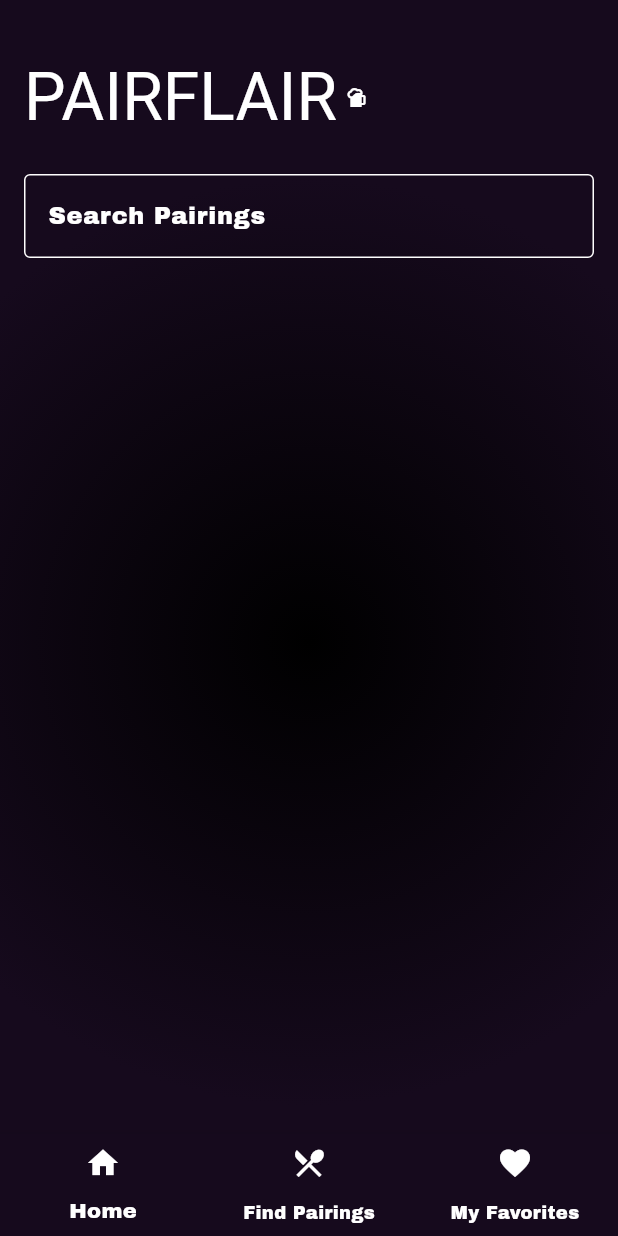
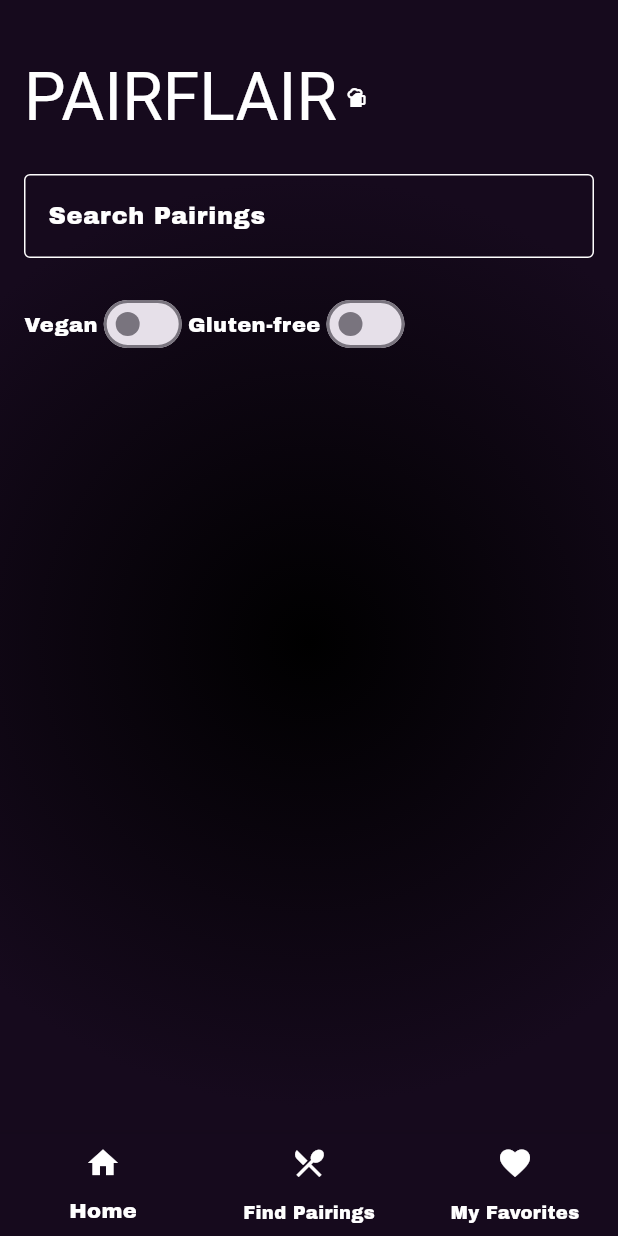
Before and after one commit to RaeClay/flair_pair, a Flutter app: the screen it shows after launch, item 2 of the bottom bar chosen, on a phone screen of 412 x 824 dp. Run offline on Flutter 3.47's test engine with Material 3 defaults, Android fonts, the phone set to English and light mode, and no system bars; our stand-ins replace carousel_slider, google_fonts.

Commit message:
working filters :D woohoo

```diff
--- a/lib/view/pairing_view.dart
+++ b/lib/view/pairing_view.dart
@@ -42,39 +42,71 @@ class PairingsScreen extends StatefulWidget {
 }
 
 class _PairingsScreenState extends State<PairingsScreen> {
-  // Controller for handling text input in the search field.
   final TextEditingController _searchController = TextEditingController();
+  List<PairingModel> _searchResults = [];
+  bool _showOnlyVegan = false;
+  bool _showOnlyGlutenFree = false;
 
-  // List to store search results based on user input.
-  List<PairingModel> _searchResults = [];
-
-  // Build method to define the widget's UI.
   @override
   Widget build(BuildContext context) {
     return Padding(
       padding: const EdgeInsets.all(16.0),
       child: Column(
         children: [
-          // Search field widget for user input.
           _buildSearchField(),
           const SizedBox(height: 20),
-          // Results list widget displaying pairings.
+          Row(
+            children: [
+              const Text(
+                'Vegan',
+                style: const TextStyle(
+                  fontSize: 14.0,
+                  color: Colors.white,
+                  fontFamily: 'ArchivoBlack'
+                ),
+              ),
+              Switch(
+                value: _showOnlyVegan,
+                onChanged: (value) {
+                  setState(() {
+                    _showOnlyVegan = value;
+                    _onSearchTextChanged(_searchController.text);
+                  });
+                },
+              ),
+              const Text(
+                'Gluten-free',
+                style: const TextStyle(
+                  fontSize: 14.0,
+                  color: Colors.white,
+                  fontFamily: 'ArchivoBlack'
+                ),
+              ),
+              Switch(
+                value: _showOnlyGlutenFree,
+                onChanged: (value) {
+                  setState(() {
+                    _showOnlyGlutenFree = value;
+                    _onSearchTextChanged(_searchController.text);
+                  });
+                },
+              ),
+            ],
+          ),
+          const SizedBox(height: 10),
           _buildResultsList(),
         ],
       ),
     );
   }
 
-  // Widget to build the search field for user input.
   Widget _buildSearchField() {
     return TextField(
       controller: _searchController,
-      style: const TextStyle(color: Colors.white,
-        fontFamily: 'Archivo'),
+      style: const TextStyle(color: Colors.white, fontFamily: 'Archivo'),
       decoration: const InputDecoration(
         labelText: 'Search Pairings',
-        labelStyle: TextStyle(color: Colors.white,
-          fontFamily: 'ArchivoBlack'),
+        labelStyle: TextStyle(color: Colors.white, fontFamily: 'ArchivoBlack'),
         enabledBorder: OutlineInputBorder(
           borderSide: BorderSide(color: Colors.white),
         ),
@@ -88,15 +120,18 @@ class _PairingsScreenState extends State<PairingsScreen> {
     );
   }
 
-  // Method to handle changes in the search field text.
   void _onSearchTextChanged(String query) {
     setState(() {
-      // Update search results based on the user's input.
       _searchResults = widget.pairingViewModel.searchPairings(query);
+      if (_showOnlyVegan) {
+        _searchResults = _searchResults.where((pairing) => pairing.vegan).toList();
+      }
+      if (_showOnlyGlutenFree) {
+      _searchResults = _searchResults.where((pairing) => pairing.glutenFree).toList();
+    }
     });
   }
 
-  // Widget to build the list of search results.
   Widget _buildResultsList() {
     return Expanded(
       child: ListView.builder(
@@ -105,11 +140,9 @@ class _PairingsScreenState extends State<PairingsScreen> {
           final pairing = _searchResults[index];
           return InkWell(
             onTap: () {
-              // Navigate to PairingDetailScreen when a pairing is tapped.
               Navigator.of(context).push(
                 MaterialPageRoute(
                   builder: (context) => PairingDetailScreen(
-                    // Pass pairing details to PairingDetailScreen.
                     foodName: pairing.foodName,
                     alcoholName: pairing.alcoholName,
                     pairingDescription: pairing.pairingDescription,
@@ -130,20 +163,15 @@ class _PairingsScreenState extends State<PairingsScreen> {
                 child: Column(
                   crossAxisAlignment: CrossAxisAlignment.start,
                   children: [
-                    // Display pairing names.
                     Text(
                       '${pairing.foodName} and ${pairing.alcoholName}',
-                      style: const TextStyle(fontSize: 20.0,
-                        fontFamily: 'ArchivoBlack'),
+                      style: const TextStyle(fontSize: 20.0, fontFamily: 'ArchivoBlack'),
                     ),
                     const SizedBox(height: 8.0),
-                    // Display pairing description with a smaller font size.
                     Text(
                       pairing.pairingDescription,
-                      style: const TextStyle(fontSize: 14.0,
-                        fontFamily: 'Archivo'),
+                      style: const TextStyle(fontSize: 14.0, fontFamily: 'Archivo'),
                     ),
-                    // IconButton for adding/removing pairings from favorites.
                     IconButton(
                       icon: Icon(
                         globalFavorites.contains(pairing) ? Icons.favorite : Icons.favorite_border,
@@ -151,7 +179,6 @@ class _PairingsScreenState extends State<PairingsScreen> {
                       ),
                       onPressed: () {
                         setState(() {
-                          // Toggle pairing's favorite status when the IconButton is pressed.
                           if (globalFavorites.contains(pairing)) {
                             globalFavorites.remove(pairing);
                           } else {
```
Also changed, not shown: lib/view/pairing_detail_screen.dart (+24 -5 lines).
